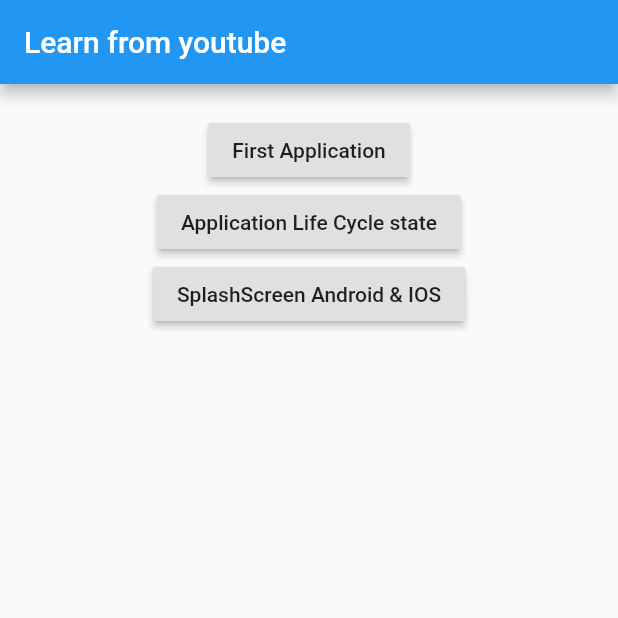
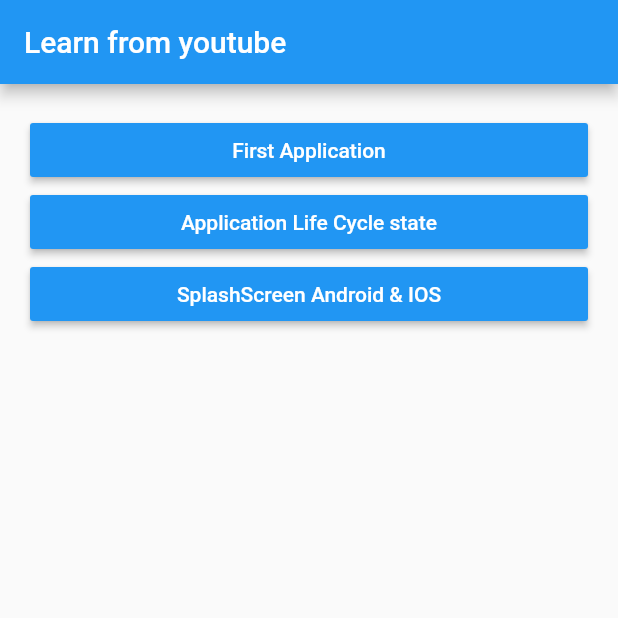
Before and after one commit to yogithesymbian/flutter_basic_to_advance, a Flutter app: the screen it shows after launch, on a phone screen of 412 x 824 dp, the top half of it. Run offline on Flutter 3.47's test engine with Material 2 defaults, Android fonts, the phone set to English and light mode, and no system bars.

Commit message:
sized box match parent like as on android native

```diff
--- a/lib/ui/home/home.dart
+++ b/lib/ui/home/home.dart
@@ -30,19 +30,40 @@ class _ListCourseYtPageState extends State<ListCourseYtPage> {
         child: Center(
           child: Column(
             children: [
-              RaisedButton(
-                onPressed: () {},
-                child: Text("First Application"),
+              SizedBox(
+                width: double.infinity,
+                child: RaisedButton(
+                  color: Colors.blue,
+                  onPressed: () {},
+                  child: Text(
+                    "First Application",
+                    style: TextStyle(color: Colors.white),
+                  ),
+                ),
               ),
-              RaisedButton(
-                onPressed: () {
-                  Navigator.pushNamed(context, lifeCyclePageRoute);
-                },
-                child: Text("Application Life Cycle state"),
+              SizedBox(
+                width: double.infinity,
+                child: RaisedButton(
+                  color: Colors.blue,
+                  onPressed: () {
+                    Navigator.pushNamed(context, lifeCyclePageRoute);
+                  },
+                  child: Text(
+                    "Application Life Cycle state",
+                    style: TextStyle(color: Colors.white),
+                  ),
+                ),
               ),
-              RaisedButton(
-                onPressed: () {},
-                child: Text("SplashScreen Android & IOS"),
+              SizedBox(
+                width: double.infinity,
+                child: RaisedButton(
+                  color: Colors.blue,
+                  onPressed: () {},
+                  child: Text(
+                    "SplashScreen Android & IOS",
+                    style: TextStyle(color: Colors.white),
+                  ),
+                ),
               )
             ],
           ),
```
